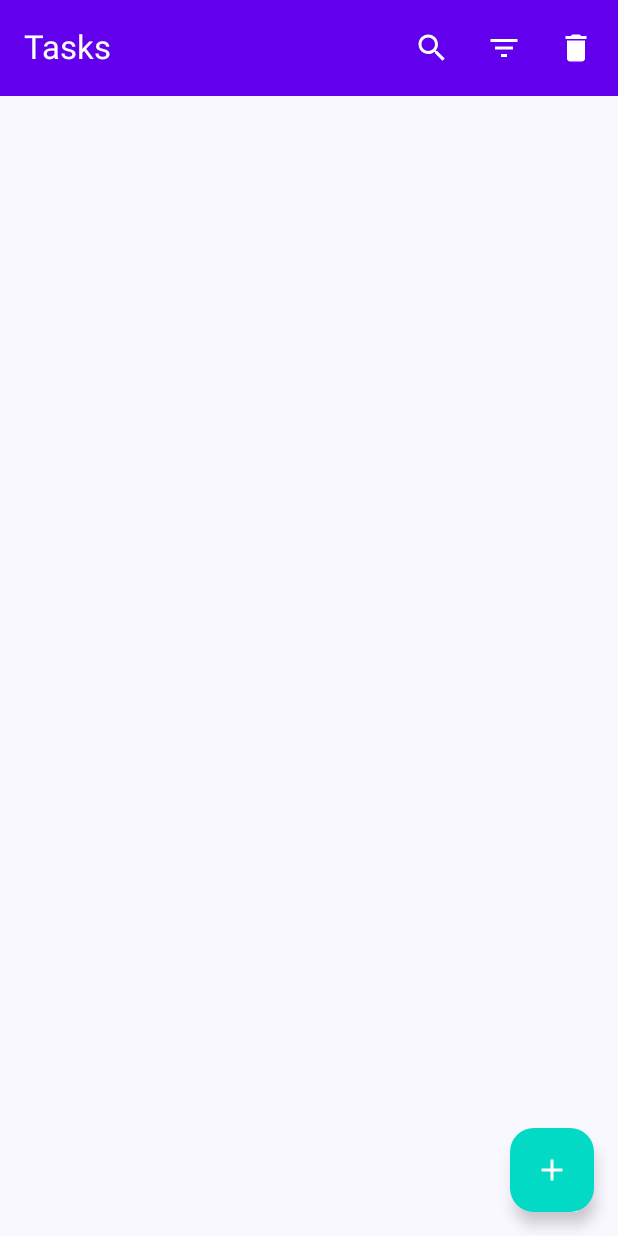
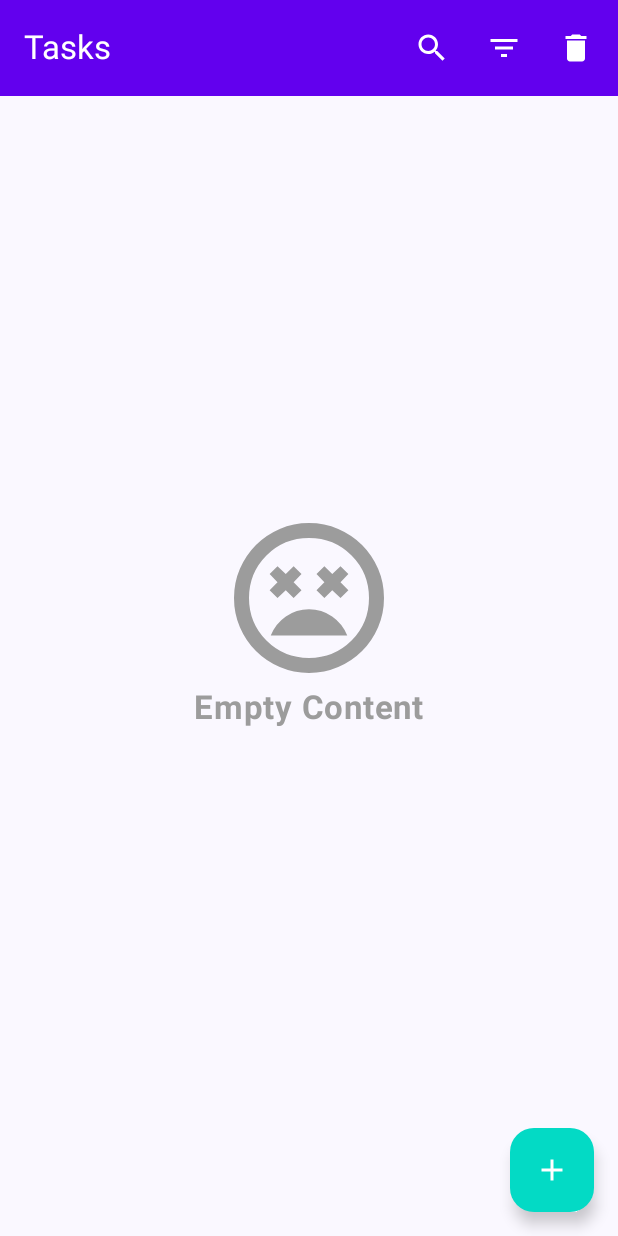
Before and after one commit to kmaangaty/ToDoApp, an Android app built with Jetpack Compose: the screen it shows after launch (MainActivity), on a phone screen of 412 x 824 dp. Run offline under Robolectric (Android 15) with nearby library versions, the phone set to English and light mode, and no system bars; our stand-ins replace Dagger/Hilt's generated code, Room's generated code; libraries missing offline, so code that uses them is left out: com.airbnb.android.

Commit message:
task actions

```diff
--- a/app/src/main/java/com/example/todoapp/navigation/Navigation.kt
+++ b/app/src/main/java/com/example/todoapp/navigation/Navigation.kt
@@ -1,5 +1,6 @@
 package com.example.todoapp.navigation
 
+import androidx.compose.material3.ExperimentalMaterial3Api
 import androidx.compose.runtime.Composable
 import androidx.compose.runtime.remember
 import androidx.navigation.NavHostController
@@ -9,6 +10,7 @@ import com.example.todoapp.navigation.destinations.taskComposable
 import com.example.todoapp.ui.viewmodels.SharedViewModel
 import com.example.todoapp.util.Constants.LIST_SCREEN
 
+@OptIn(ExperimentalMaterial3Api::class)
 @Composable
 fun SetupNavigation(
     navController: NavHostController,
--- a/app/src/main/java/com/example/todoapp/navigation/destinations/ListComposable.kt
+++ b/app/src/main/java/com/example/todoapp/navigation/destinations/ListComposable.kt
@@ -1,5 +1,6 @@
 package com.example.todoapp.navigation.destinations
 
+import androidx.compose.material3.ExperimentalMaterial3Api
 import androidx.navigation.NavGraphBuilder
 import androidx.navigation.NavType
 import androidx.navigation.compose.composable
@@ -10,6 +11,7 @@ import com.example.todoapp.util.Action
 import com.example.todoapp.util.Constants.LIST_ARGUMENT_KEY
 import com.example.todoapp.util.Constants.LIST_SCREEN
 
+@ExperimentalMaterial3Api
 fun NavGraphBuilder.listComposable(
     navigateToTaskScreen: (taskId: Int) -> Unit,
     sharedViewModel: SharedViewModel
--- a/app/src/main/java/com/example/todoapp/navigation/destinations/TaskComposable.kt
+++ b/app/src/main/java/com/example/todoapp/navigation/destinations/TaskComposable.kt
@@ -1,9 +1,11 @@
 package com.example.todoapp.navigation.destinations
 
+import android.util.Log
 import androidx.navigation.NavGraphBuilder
 import androidx.navigation.NavType
 import androidx.navigation.compose.composable
 import androidx.navigation.navArgument
+import com.example.todoapp.ui.screens.task.TaskScreen
 import com.example.todoapp.util.Action
 import com.example.todoapp.util.Constants.TASK_ARGUMENT_KEY
 import com.example.todoapp.util.Constants.TASK_SCREEN
@@ -16,7 +18,10 @@ fun NavGraphBuilder.taskComposable(
         arguments = listOf(navArgument(TASK_ARGUMENT_KEY){
             type = NavType.IntType
         })
-    ){
+    ){ navBackStackEntry ->
+        val taskId = navBackStackEntry.arguments!!.getInt(TASK_ARGUMENT_KEY)
+        Log.d("taskId",taskId.toString())
+        TaskScreen (navigateToListScreen)
 
     }
 
--- /dev/null
+++ b/app/src/main/java/com/example/todoapp/ui/RequestState.kt
@@ -0,0 +1,9 @@
+package com.example.todoapp.ui
+
+sealed class RequestState<out T> {
+    object Idle : RequestState<Nothing>()
+    object Loading : RequestState<Nothing>()
+    data class Success<T>(val data: T) : RequestState<T>()
+    data class Error(val error: Throwable) : RequestState<Nothing>()
+
+}
--- /dev/null
+++ b/app/src/main/java/com/example/todoapp/ui/screens/list/EmptyContent.kt
@@ -0,0 +1,53 @@
+package com.example.todoapp.ui.screens.list
+
+import androidx.compose.foundation.background
+import androidx.compose.foundation.layout.Arrangement
+import androidx.compose.foundation.layout.Column
+import androidx.compose.foundation.layout.fillMaxSize
+import androidx.compose.foundation.layout.size
+import androidx.compose.material3.Icon
+import androidx.compose.material3.MaterialTheme
+import androidx.compose.material3.Text
+import androidx.compose.runtime.Composable
+import androidx.compose.ui.Alignment
+import androidx.compose.ui.Modifier
+import androidx.compose.ui.res.painterResource
+import androidx.compose.ui.res.stringResource
+import androidx.compose.ui.text.font.FontWeight
+import androidx.compose.ui.tooling.preview.Preview
+import androidx.compose.ui.unit.dp
+import com.example.todoapp.R
+import com.example.todoapp.ui.theme.MediumGrey
+
+@Composable
+fun EmptyContent(){
+    Column (
+        modifier = Modifier
+            .fillMaxSize()
+            .background(MaterialTheme.colorScheme.background),
+        verticalArrangement = Arrangement.Center,
+        horizontalAlignment = Alignment.CenterHorizontally
+    ){
+        Icon(
+            modifier = Modifier.size(120.dp),
+            painter = painterResource(
+               id = R.drawable.sentiment_very_dissatisfied,
+            ),
+            contentDescription = stringResource( id = R.string.empty_content),
+            tint = MediumGrey
+        )
+        Text(
+            text = stringResource(R.string.empty_content),
+            color = MediumGrey,
+            fontWeight = FontWeight.Bold,
+            fontSize = MaterialTheme.typography.titleLarge.fontSize
+        )
+    }
+}
+
+
+@Composable
+@Preview
+fun EmptyContentPreview(){
+    EmptyContent()
+}
--- a/app/src/main/java/com/example/todoapp/ui/screens/list/ListAppBar.kt
+++ b/app/src/main/java/com/example/todoapp/ui/screens/list/ListAppBar.kt
@@ -38,8 +38,8 @@ import com.example.todoapp.components.PriorityItem
 import com.example.todoapp.data.models.Priority
 import com.example.todoapp.ui.theme.LARGE_PADDING
 import com.example.todoapp.ui.theme.TOP_APP_BAR_HEIGHT
+import com.example.todoapp.ui.theme.topAppBarContentColor
 import com.example.todoapp.ui.theme.topAppBarBackgroundColor
-import com.example.todoapp.ui.theme.topAppBarContentColor
 import com.example.todoapp.ui.viewmodels.SharedViewModel
 
 @Composable
@@ -85,8 +85,8 @@ fun DefaultListAppBar(
     TopAppBar(
         title = { Text(stringResource(id = R.string.tasks_title)) },
         colors = TopAppBarDefaults.topAppBarColors(
-            containerColor = MaterialTheme.topAppBarContentColor,
-            titleContentColor = MaterialTheme.topAppBarBackgroundColor
+            containerColor = MaterialTheme.topAppBarBackgroundColor,
+            titleContentColor = MaterialTheme.topAppBarContentColor
         ),
         actions = {
             ListAppBarActions(
@@ -121,7 +121,7 @@ fun SearchAction(
         Icon(
             imageVector = Icons.Filled.Search,
             contentDescription = stringResource(R.string.search_action),
-            tint = MaterialTheme.topAppBarBackgroundColor
+            tint = MaterialTheme.topAppBarContentColor
         )
     }
 }
@@ -140,7 +140,7 @@ fun SortAction(
         Icon(
             painter = painterResource(id = R.drawable.ic_filter_list),
             contentDescription = stringResource(id = R.string.sort_action),
-            tint = MaterialTheme.topAppBarBackgroundColor
+            tint = MaterialTheme.topAppBarContentColor
         )
         DropdownMenu(
             expanded = expended,
@@ -187,7 +187,7 @@ fun DeleteAllAction(
         Icon(
             painter = painterResource(id = R.drawable.ic_delete_all),
             contentDescription = stringResource(id = R.string.delete_all_description),
-            tint = MaterialTheme.topAppBarBackgroundColor
+            tint = MaterialTheme.topAppBarContentColor
         )
         DropdownMenu(
             expanded = expended,
@@ -248,7 +248,7 @@ fun SearchAppBar(
                 )
             },
             textStyle = TextStyle(
-                color = MaterialTheme.topAppBarContentColor,
+                color = MaterialTheme.topAppBarBackgroundColor,
                 fontSize = MaterialTheme.typography.titleMedium.fontSize
             ),
             singleLine = true,
@@ -262,7 +262,7 @@ fun SearchAppBar(
                     Icon(
                         imageVector = Icons.Filled.Search,
                         contentDescription = stringResource(R.string.search_action),
-                        tint = MaterialTheme.topAppBarContentColor
+                        tint = MaterialTheme.topAppBarBackgroundColor
                     )
                 }
             },
@@ -290,7 +290,7 @@ fun SearchAppBar(
                     Icon(
                         imageVector = Icons.Filled.Close,
                         contentDescription = stringResource(R.string.close_description),
-                        tint = MaterialTheme.topAppBarContentColor
+                        tint = MaterialTheme.topAppBarBackgroundColor
                     )
                 }
             },
--- a/app/src/main/java/com/example/todoapp/ui/screens/list/ListScreen.kt
+++ b/app/src/main/java/com/example/todoapp/ui/screens/list/ListScreen.kt
@@ -1,5 +1,6 @@
 package com.example.todoapp.ui.screens.list
 
+import android.annotation.SuppressLint
 import androidx.compose.material.icons.Icons
 import androidx.compose.material.icons.filled.Add
 import androidx.compose.material3.FloatingActionButton
@@ -7,6 +8,8 @@ import androidx.compose.material3.Icon
 import androidx.compose.material3.MaterialTheme
 import androidx.compose.material3.Scaffold
 import androidx.compose.runtime.Composable
+import androidx.compose.runtime.LaunchedEffect
+import androidx.compose.runtime.collectAsState
 import androidx.compose.runtime.getValue
 import androidx.compose.ui.graphics.Color
 import androidx.compose.ui.res.stringResource
@@ -15,11 +18,16 @@ import com.example.todoapp.ui.theme.fabBackGroundColor
 import com.example.todoapp.ui.viewmodels.SharedViewModel
 
 
+@SuppressLint("UnusedMaterial3ScaffoldPaddingParameter")
 @Composable
 fun ListScreen(
     navigateToTaskScreen: (taskId: Int) -> Unit,
     sharedViewModel: SharedViewModel
 ) {
+    LaunchedEffect(key1 = true) {
+        sharedViewModel.getAllTasks()
+    }
+    val allTasks by sharedViewModel.allTasks.collectAsState()
     val searchAppBarState: SearchAppBarState by sharedViewModel.searchAppBarState
     val searchTextState: String by sharedViewModel.searchTextState
     Scaffold(
@@ -30,7 +38,12 @@ fun ListScreen(
                 sharedViewModel = sharedViewModel
             )
         },
-        content = {},
+        content = {
+            ListContent(
+                tasks = allTasks,
+                navigateToTaskScreen = navigateToTaskScreen
+            )
+        },
         floatingActionButton = {
             ListFab(onFabClicked = navigateToTaskScreen)
         })
--- a/app/src/main/java/com/example/todoapp/ui/theme/Dimensions.kt
+++ b/app/src/main/java/com/example/todoapp/ui/theme/Dimensions.kt
@@ -10,3 +10,5 @@ val SMALL_PADDING = 6.dp
 val PRIORITY_INDICATOR_SIZE = 16.dp
 
 val TOP_APP_BAR_HEIGHT = 56.dp
+
+val TASK_ITEM_ELEVATION = 2.dp
--- a/app/src/main/java/com/example/todoapp/ui/viewmodels/SharedViewModel.kt
+++ b/app/src/main/java/com/example/todoapp/ui/viewmodels/SharedViewModel.kt
@@ -6,6 +6,7 @@ import androidx.lifecycle.ViewModel
 import androidx.lifecycle.viewModelScope
 import com.example.todoapp.data.models.ToDoTask
 import com.example.todoapp.data.repositories.ToDoRepository
+import com.example.todoapp.ui.RequestState
 import com.example.todoapp.ui.screens.list.SearchAppBarState
 import dagger.hilt.android.lifecycle.HiltViewModel
 import kotlinx.coroutines.flow.MutableStateFlow
@@ -24,19 +25,21 @@ class SharedViewModel @Inject constructor(
     val searchTextState: MutableState<String> = mutableStateOf("")
 
 
-    private val _allTasks = MutableStateFlow<List<ToDoTask>>(emptyList())
-    val allTasks: StateFlow<List<ToDoTask>> = _allTasks
+    private val _allTasks = MutableStateFlow<RequestState<List<ToDoTask>>>(RequestState.Idle)
+    val allTasks: StateFlow<RequestState<List<ToDoTask>>> = _allTasks
 
     fun getAllTasks() {
-        viewModelScope.launch {
-            repository.getAllTasks.collect {
-                viewModelScope.launch {
-                    repository.getAllTasks.collect {
-                        _allTasks.value = it
-                    }
+        _allTasks.value = RequestState.Loading
+        try {
+            viewModelScope.launch {
+                repository.getAllTasks.collect {
+                    _allTasks.value = RequestState.Success(it)
                 }
             }
+        } catch (e: Exception) {
+            _allTasks.value = RequestState.Error(e)
         }
+
     }
 
 }
--- /dev/null
+++ b/app/src/main/res/drawable/sentiment_very_dissatisfied.xml
@@ -0,0 +1,9 @@
+<vector xmlns:android="http://schemas.android.com/apk/res/android"
+    android:width="24dp"
+    android:height="24dp"
+    android:viewportWidth="960"
+    android:viewportHeight="960">
+  <path
+      android:pathData="M480,540q-68,0 -123.5,38.5T276,680h408q-25,-63 -80.5,-101.5T480,540ZM312,480 L356,438 398,480 440,438 398,396 440,352 398,310 356,352 312,310 270,352 312,396 270,438 312,480ZM562,480 L604,438 648,480 690,438 648,396 690,352 648,310 604,352 562,310 520,352 562,396 520,438 562,480ZM480,880q-83,0 -156,-31.5T197,763q-54,-54 -85.5,-127T80,480q0,-83 31.5,-156T197,197q54,-54 127,-85.5T480,80q83,0 156,31.5T763,197q54,54 85.5,127T880,480q0,83 -31.5,156T763,763q-54,54 -127,85.5T480,880ZM480,480ZM480,800q134,0 227,-93t93,-227q0,-134 -93,-227t-227,-93q-134,0 -227,93t-93,227q0,134 93,227t227,93Z"
+      android:fillColor="#1f1f1f"/>
+</vector>
--- a/app/src/main/res/values/strings.xml
+++ b/app/src/main/res/values/strings.xml
@@ -8,5 +8,10 @@
     <string name="close_description">Close Search</string>
     <string name="tasks_title">Tasks</string>
     <string name="search_place_holder">Search...</string>
+    <string name="empty_content">Empty Content</string>
+    <string name="back_icon">Back icon</string>
+    <string name="add_task">Add Task</string>
+    <string name="delete_description">Delete Task</string>
+    <string name="update_description">Delete Task</string>
 
 </resources>
--- a/gradle/libs.versions.toml
+++ b/gradle/libs.versions.toml
@@ -10,6 +10,7 @@ espressoCore = "3.6.1"
 lifecycleRuntimeKtx = "2.9.1"
 activityCompose = "1.10.1"
 composeBom = "2025.06.01"
+materialIconsExtended = "2.0"
 roomRuntime = "2.7.2"
 showkase = "1.0.4"
 uiTooling = "1.8.3"
@@ -20,6 +21,7 @@ navigationCompose = "2.9.1"
 
 [libraries]
 androidx-core-ktx = { group = "androidx.core", name = "core-ktx", version.ref = "coreKtx" }
+androidx-material-icons-extended = { module = "androidx.compose.material:material-icons-extended", version.ref = "materialIconsExtended" }
 androidx-room-compiler = { module = "androidx.room:room-compiler", version.ref = "roomRuntime" }
 androidx-room-ktx = { module = "androidx.room:room-ktx", version.ref = "roomRuntime" }
 androidx-room-runtime = { module = "androidx.room:room-runtime", version.ref = "roomRuntime" }
```
Also changed, not shown: app/src/main/java/com/example/todoapp/ui/screens/list/ListContent.kt (added, +143 -0 lines), app/src/main/java/com/example/todoapp/ui/screens/task/TaskAppBar.kt (added, +188 -0 lines), app/src/main/java/com/example/todoapp/ui/screens/task/TaskScreen.kt (added, +17 -0 lines), app/src/main/java/com/example/todoapp/ui/theme/Color.kt (+12 -2 lines).
